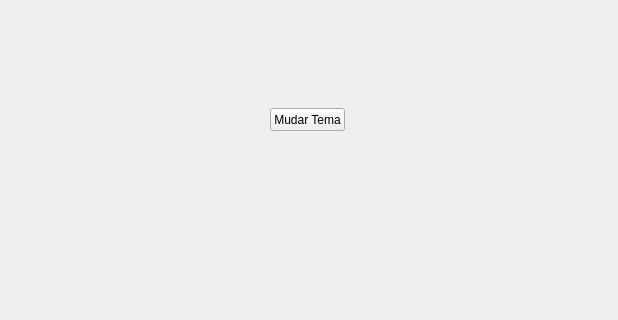
The window that App/view/ui/telaConfiguracoes.ui (Senac-SOR-ADS/Mapa-de-Sala) describes before a commit, drawn with Qt 5; both pictures show x 0 to 618 and y 242 to 562 of the 618 by 562 pixel window.
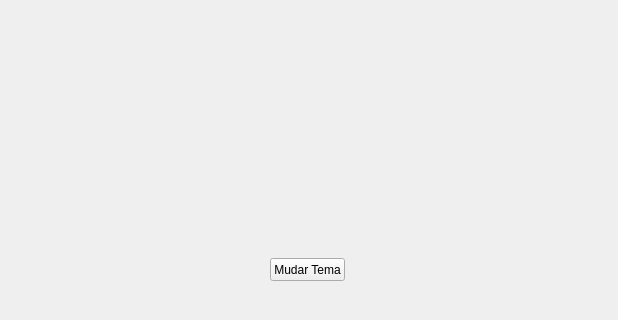
The same window after the commit.

Commit message:
Tema mudado
Adicionei novas funções para que ocorra a mudança de tema e, para não ocorrer apenas em uma tela em si e sim em todas, para isso criei a classe de 'TemaController'

Patch:
```diff
--- a/App/view/ui/telaConfiguracoes.ui
+++ b/App/view/ui/telaConfiguracoes.ui
@@ -13,20 +13,11 @@
   <property name="windowTitle">
    <string>Form</string>
   </property>
-  <widget class="QWidget" name="widget" native="true">
-   <property name="geometry">
-    <rect>
-     <x>20</x>
-     <y>20</y>
-     <width>581</width>
-     <height>531</height>
-    </rect>
-   </property>
    <widget class="QPushButton" name="btnMudarTema">
     <property name="geometry">
      <rect>
-      <x>250</x>
-      <y>330</y>
+     <x>270</x>
+     <y>500</y>
       <width>75</width>
       <height>23</height>
      </rect>
@@ -34,7 +25,6 @@
     <property name="text">
      <string>Mudar Tema</string>
     </property>
-   </widget>
   </widget>
  </widget>
  <resources/>
```
Lines whose indentation alone changed are shown as unchanged. The commit also changes 2 other files.
